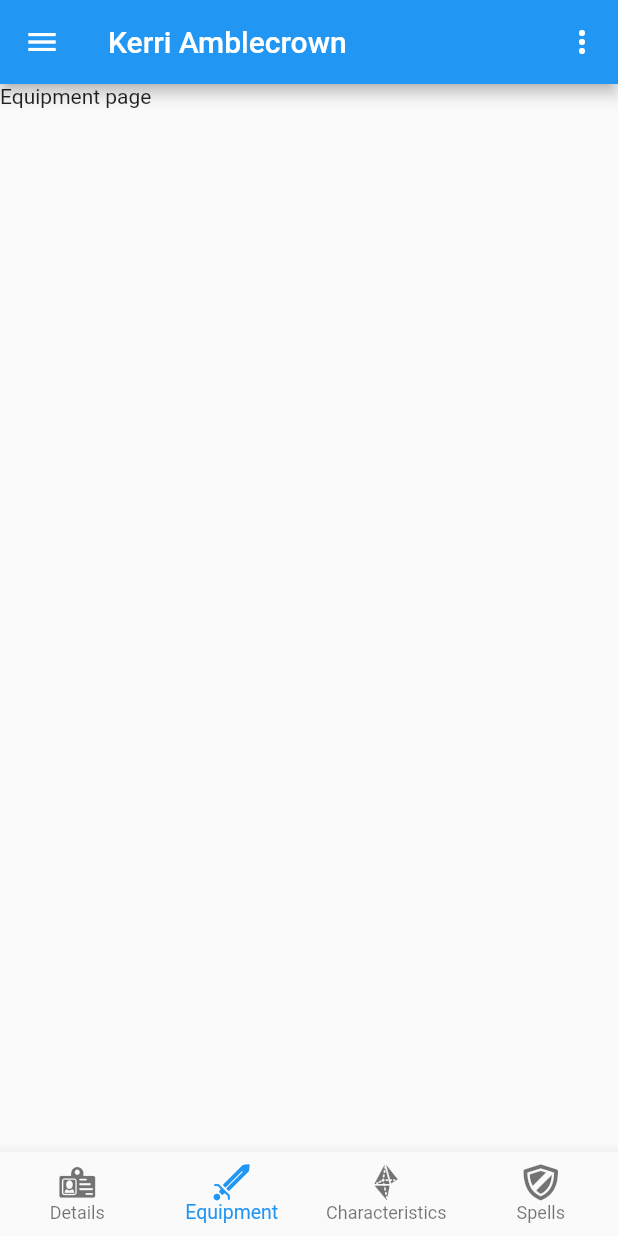
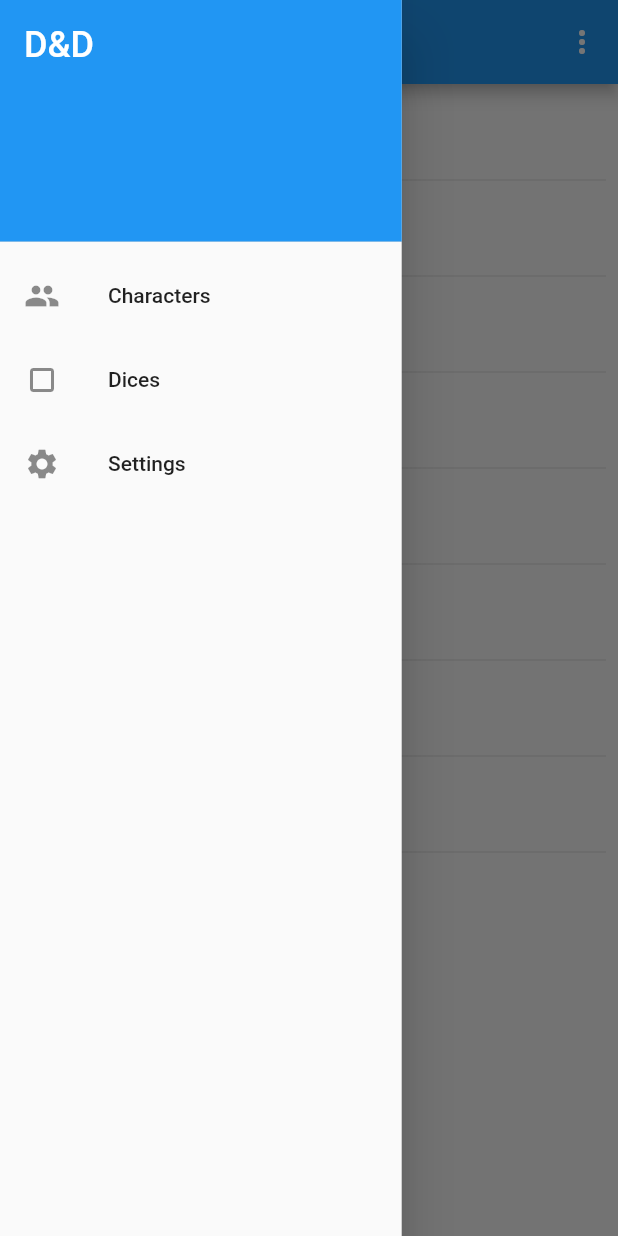
Before and after one commit to zoepj/d_and_d, a Flutter app: the screen it shows after launch, with the side drawer open (before the commit the screen has no drawer), on a phone screen of 412 x 824 dp. Run offline on Flutter 3.47's test engine with Material 2 defaults, Android fonts, the phone set to English and light mode, and no system bars; our stand-ins replace flutter_riverpod.

Commit message:
Added SideDrawer Menu and charactersList page

```diff
--- a/lib/main.dart
+++ b/lib/main.dart
@@ -1,28 +1,9 @@
-import 'dart:convert';
-
-import 'package:d_and_d/widgets/character/character_main_page.dart';
+import 'package:d_and_d/widgets/characters_list_page.dart';
 import 'package:flutter/material.dart';
-import 'package:flutter/services.dart' show rootBundle;
-
-import 'models/character.dart';
 
 void main() {
   runApp(const MyApp());
 }
-
-const Map<String, dynamic> jsonSample = {
-  "name": "Kerri Amblecrown",
-  "imagePath": "assets/img.png",
-  "level": 3,
-  "armor": 14,
-  "indicative": 1,
-  "speed": 35,
-  "currentHitPoints": 34,
-  "temporaryHitPoints": 0,
-  "race": "Elf",
-  "characterClass": "Sorcerer",
-  "background": "Gambler"
-};
 
 class MyApp extends StatelessWidget {
   const MyApp({Key? key}) : super(key: key);
@@ -50,23 +31,8 @@ class MyHomePage extends StatefulWidget {
 }
 
 class _MyHomePageState extends State<MyHomePage> {
-  Future<Character> getJsonData(String path) async {
-    return await Future.delayed(
-        const Duration(
-          seconds: 1,
-        ), () async {
-      final String json = await rootBundle.loadString(path);
-      Map<String, dynamic> data = jsonDecode(json);
-      return Character.fromJson(data);
-    });
-  }
-
   @override
   Widget build(BuildContext context) {
-    return Scaffold(
-      body: CharacterMainPage(
-        character: Character.fromJson(jsonSample),
-      ),
-    );
+    return CharactersListPage();
   }
 }
--- a/lib/widgets/character/character_main_page.dart
+++ b/lib/widgets/character/character_main_page.dart
@@ -4,6 +4,7 @@ import 'package:d_and_d/widgets/character/tab_information.dart';
 import 'package:flutter/cupertino.dart';
 import 'package:flutter/material.dart';
 
+import '../side_drawer.dart';
 import 'characteristics_page.dart';
 import 'details_page.dart';
 import 'equipment_page.dart';
@@ -37,7 +38,7 @@ class _CharacterMainPageState extends State<CharacterMainPage>
     // Tab controller initialization
     tabController = TabController(
       length: 4,
-      initialIndex: 1,
+      initialIndex: 0,
       vsync: this,
     );
 /*
@@ -54,6 +55,7 @@ class _CharacterMainPageState extends State<CharacterMainPage>
     List<TabInformation> tabs = getAllTabInformation(context);
 
     return Scaffold(
+      drawer: SideDrawer(),
       appBar: AppBar(
         leading: Builder(builder: (BuildContext context) {
           return IconButton(
@@ -68,7 +70,6 @@ class _CharacterMainPageState extends State<CharacterMainPage>
         actions: <Widget>[
           IconButton(
             icon: const Icon(Icons.more_vert),
-            tooltip: 'Open shopping cart',
             onPressed: () {
               // handle the press
             },
@@ -92,11 +93,13 @@ class _CharacterMainPageState extends State<CharacterMainPage>
       body: TabBarView(
         physics: const NeverScrollableScrollPhysics(),
         controller: tabController,
-        children: const [
-          DetailsPage(),
-          EquipmentPage(),
-          CharacteristicsPage(),
-          SpellsPage(),
+        children: [
+          DetailsPage(
+            character: widget.character,
+          ),
+          const EquipmentPage(),
+          const CharacteristicsPage(),
+          const SpellsPage(),
         ],
       ),
     );
--- /dev/null
+++ b/lib/widgets/characters_list_page.dart
@@ -0,0 +1,116 @@
+import 'dart:convert';
+
+import 'package:d_and_d/models/character.dart';
+import 'package:d_and_d/widgets/side_drawer.dart';
+import 'package:flutter/cupertino.dart';
+import 'package:flutter/material.dart';
+import 'package:flutter/services.dart';
+
+import 'character/character_main_page.dart';
+
+const Map<String, dynamic> jsonSample = {
+  "name": "Kerri Amblecrown",
+  "imagePath": "assets/img.png",
+  "level": 3,
+  "armor": 14,
+  "indicative": 1,
+  "speed": 35,
+  "currentHitPoints": 34,
+  "temporaryHitPoints": 0,
+  "race": "Elf",
+  "characterClass": "Sorcerer",
+  "background": "Gambler"
+};
+
+const Map<String, dynamic> jsonSample2 = {
+  "name": "John Doe",
+  "imagePath": "assets/img.png",
+  "level": 5,
+  "armor": 20,
+  "indicative": 0,
+  "speed": 33,
+  "currentHitPoints": 36,
+  "temporaryHitPoints": 2,
+  "race": "Elf",
+  "characterClass": "Sorcerer",
+  "background": "Gambler"
+};
+
+Future<Character> getJsonData(String path) async {
+  return await Future.delayed(
+      const Duration(
+        seconds: 1,
+      ), () async {
+    final String json = await rootBundle.loadString(path);
+    Map<String, dynamic> data = jsonDecode(json);
+    return Character.fromJson(data);
+  });
+}
+
+Character character = Character.fromJson(jsonSample);
+Character character2 = Character.fromJson(jsonSample2);
+
+class CharactersListPage extends StatelessWidget {
+  CharactersListPage({
+    Key? key,
+  }) : super(key: key);
+  final List<Character> charactersList = [
+    character,
+    character2,
+    character,
+    character,
+    character2,
+    character,
+    character,
+    character,
+    character,
+  ];
+  @override
+  Widget build(BuildContext context) {
+    Character character = Character.fromJson(jsonSample);
+    Character character2 = Character.fromJson(jsonSample2);
+    return Scaffold(
+      drawer: const SideDrawer(),
+      appBar: AppBar(
+        leading: Builder(builder: (BuildContext context) {
+          return IconButton(
+            icon: const Icon(Icons.menu),
+            onPressed: () {
+              Scaffold.of(context).openDrawer();
+            },
+            tooltip: MaterialLocalizations.of(context).openAppDrawerTooltip,
+          );
+        }),
+        title: const Text("Characters"),
+        actions: <Widget>[
+          IconButton(
+            icon: const Icon(Icons.more_vert),
+            onPressed: () {
+              // handle the press
+            },
+          ),
+        ],
+      ),
+      body: ListView.separated(
+        padding: const EdgeInsets.all(8),
+        itemCount: charactersList.length,
+        itemBuilder: (BuildContext context, int index) {
+          return TextButton(
+            child: Center(child: Text(charactersList[index].name)),
+            onPressed: () {
+              Navigator.push(
+                context,
+                MaterialPageRoute(
+                  builder: (context) => CharacterMainPage(
+                    character: charactersList[index],
+                  ),
+                ),
+              );
+            },
+          );
+        },
+        separatorBuilder: (BuildContext context, int index) => const Divider(),
+      ),
+    );
+  }
+}
--- /dev/null
+++ b/lib/widgets/side_drawer.dart
@@ -0,0 +1,54 @@
+import 'package:flutter/cupertino.dart';
+import 'package:flutter/material.dart';
+
+import 'characters_list_page.dart';
+
+class SideDrawer extends StatelessWidget {
+  const SideDrawer({Key? key}) : super(key: key);
+
+  @override
+  Widget build(BuildContext context) {
+    return FractionallySizedBox(
+      widthFactor: 0.65,
+      child: Drawer(
+        child: ListView(
+          padding: EdgeInsets.zero,
+          children: <Widget>[
+            const DrawerHeader(
+              decoration: BoxDecoration(
+                color: Colors.blue,
+              ),
+              child: Text(
+                'D&D',
+                style: TextStyle(
+                  color: Colors.white,
+                  fontSize: 24,
+                ),
+              ),
+            ),
+            ListTile(
+              leading: const Icon(Icons.people),
+              title: const Text('Characters'),
+              onTap: () {
+                Navigator.push(
+                  context,
+                  MaterialPageRoute(
+                    builder: (context) => CharactersListPage(),
+                  ),
+                );
+              },
+            ),
+            const ListTile(
+              leading: Icon(Icons.crop_square),
+              title: Text('Dices'),
+            ),
+            const ListTile(
+              leading: Icon(Icons.settings),
+              title: Text('Settings'),
+            ),
+          ],
+        ),
+      ),
+    );
+  }
+}
--- a/pubspec.yaml
+++ b/pubspec.yaml
@@ -61,7 +61,8 @@ flutter:
   # the material Icons class.
   uses-material-design: true
 
-
+  assets:
+    - assets/images/
 
   fonts:
     - family: MyFlutterApp
```
Also changed, not shown: lib/widgets/character/details_page.dart (+69 -2 lines), assets/images/user-basic.svg (added).
